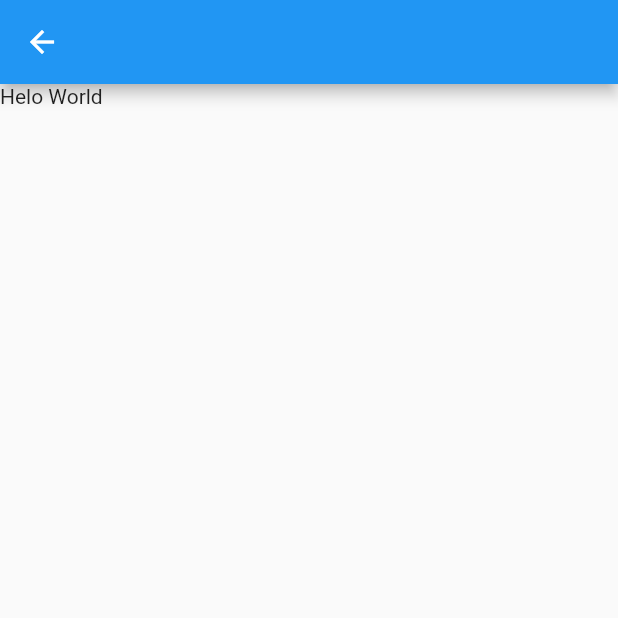
After one commit to ObjectInit/learnflutter, a Flutter app: the LayoutWidgetsIndex screen opened directly, after a tap on "约束打印", on a phone screen of 412 x 824 dp, the top half of it. The commit adds this screen. Run offline on Flutter 3.47's test engine with Material 2 defaults, Android fonts, the phone set to English and light mode, and no system bars; our stand-ins replace lottie.

Commit message:
添加约束print组件

```diff
--- /dev/null
+++ b/lib/commonwidget/constraints_print.dart
@@ -0,0 +1,20 @@
+import 'package:flutter/material.dart';
+
+class ConstraintsPrint extends StatelessWidget {
+  final Widget child;
+  const ConstraintsPrint({super.key, required this.child});
+
+  @override
+  Widget build(BuildContext context) {
+
+    return LayoutBuilder(
+      builder: (BuildContext, BoxConstraints) {
+        assert(() {
+          print( "${context.findAncestorWidgetOfExactType<Widget>()}${BoxConstraints}" );
+          return true;
+        }());
+        return GestureDetector( onTap: () => print(context.size), child: child);
+      },
+    );
+  }
+}
--- a/lib/widgets/layout/index.dart
+++ b/lib/widgets/layout/index.dart
@@ -1,6 +1,7 @@
 import 'package:flutter/material.dart';
 import 'package:learnflutter/commonwidget/menus_item.dart';
 import 'package:learnflutter/widgets/layout/my_align.dart';
+import 'package:learnflutter/widgets/layout/my_cons_print.dart';
 
 class LayoutWidgetsIndex extends StatelessWidget {
   const LayoutWidgetsIndex({super.key});
@@ -16,6 +17,12 @@ class LayoutWidgetsIndex extends StatelessWidget {
               builder: (context) {
                 return const MyAlign();
               },
+            ),
+            MyMenuItem(
+              title: "约束打印",
+              builder: (context) {
+                return const MyConstraintsPrint();
+              },
             )
           ],
         ));
--- /dev/null
+++ b/lib/widgets/layout/my_cons_print.dart
@@ -0,0 +1,22 @@
+import 'package:flutter/material.dart';
+import 'package:flutter/src/widgets/container.dart';
+import 'package:flutter/src/widgets/framework.dart';
+import 'package:learnflutter/commonwidget/constraints_print.dart';
+
+class MyConstraintsPrint extends StatelessWidget {
+  const MyConstraintsPrint({super.key});
+
+  @override
+  Widget build(BuildContext context) {
+    return Scaffold(
+      appBar: AppBar(),
+      body:ConstraintsPrint(
+        child: Column(
+          children: const [
+           ConstraintsPrint(child: Text("Helo World"),)
+          ],
+        ),
+      )
+    );
+  }
+}
```
